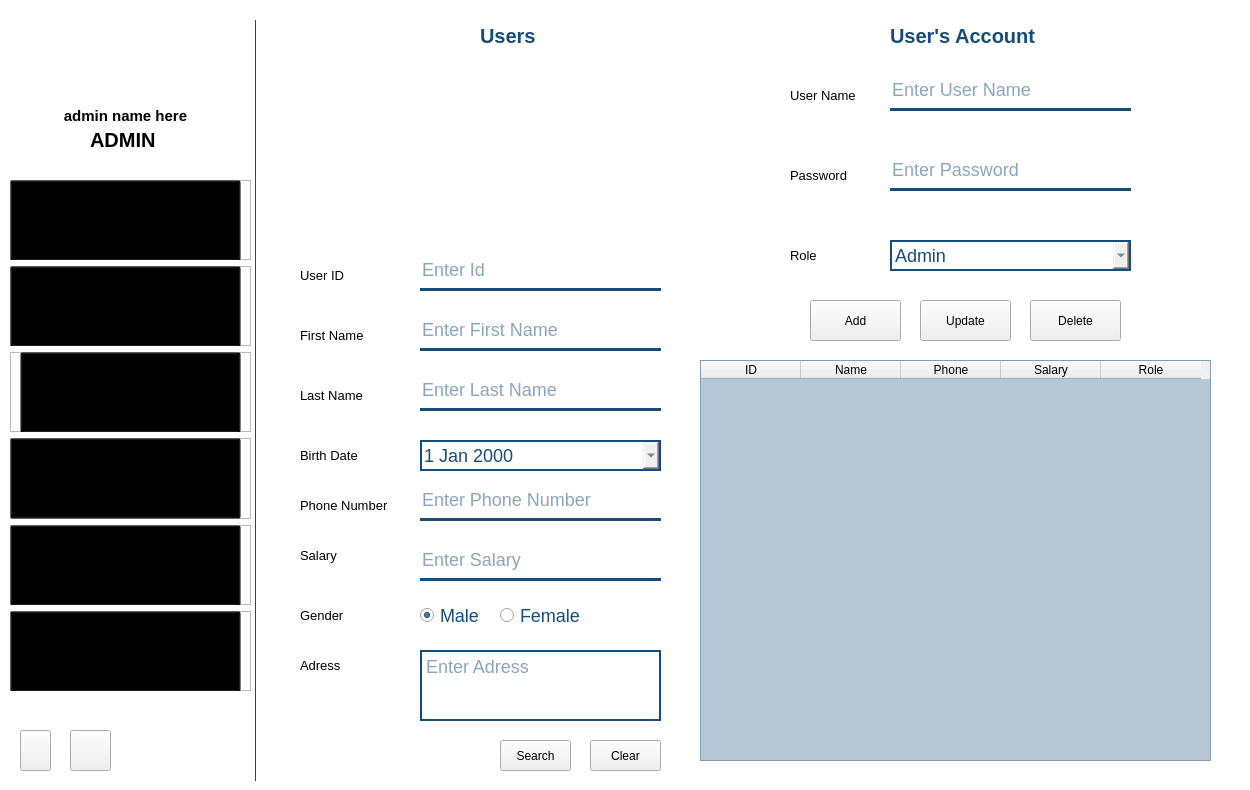
Old version of the form gui/admin.ui in the repository Maher-Majdoub/supermarket_management_system.
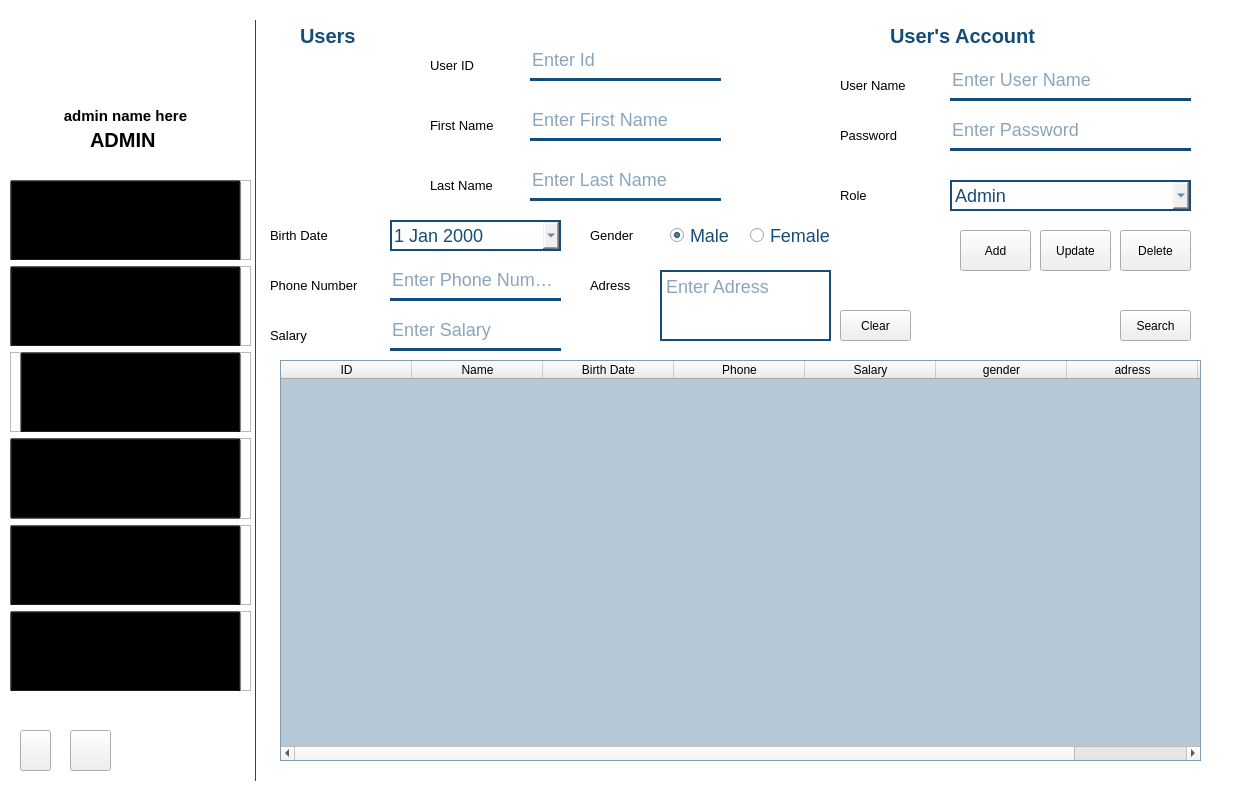
New version of the form. The open tabs and pages were chosen to show the change. Icons and pictures are not drawn.

Commit message: modified admin form

The edit to the form file:
```diff
--- a/gui/admin.ui
+++ b/gui/admin.ui
@@ -932,8 +932,8 @@
     <widget class="QLabel" name="label_31">
      <property name="geometry">
       <rect>
-       <x>40</x>
-       <y>240</y>
+       <x>170</x>
+       <y>30</y>
        <width>111</width>
        <height>31</height>
       </rect>
@@ -950,9 +950,9 @@
     <widget class="QLineEdit" name="users_id">
      <property name="geometry">
       <rect>
-       <x>160</x>
-       <y>230</y>
-       <width>241</width>
+       <x>270</x>
+       <y>20</y>
+       <width>191</width>
        <height>41</height>
       </rect>
      </property>
@@ -972,8 +972,8 @@
     <widget class="QLabel" name="label_32">
      <property name="geometry">
       <rect>
-       <x>40</x>
-       <y>300</y>
+       <x>170</x>
+       <y>90</y>
        <width>91</width>
        <height>31</height>
       </rect>
@@ -990,8 +990,8 @@
     <widget class="QLabel" name="label_33">
      <property name="geometry">
       <rect>
-       <x>40</x>
-       <y>360</y>
+       <x>170</x>
+       <y>150</y>
        <width>91</width>
        <height>31</height>
       </rect>
@@ -1008,9 +1008,9 @@
     <widget class="QDateEdit" name="users_birth_date">
      <property name="geometry">
       <rect>
-       <x>160</x>
-       <y>420</y>
-       <width>241</width>
+       <x>130</x>
+       <y>200</y>
+       <width>171</width>
        <height>31</height>
       </rect>
      </property>
@@ -1032,9 +1032,9 @@
     <widget class="QLineEdit" name="users_first_name">
      <property name="geometry">
       <rect>
-       <x>160</x>
-       <y>290</y>
-       <width>241</width>
+       <x>270</x>
+       <y>80</y>
+       <width>191</width>
        <height>41</height>
       </rect>
      </property>
@@ -1054,9 +1054,9 @@
     <widget class="QLineEdit" name="users_last_name">
      <property name="geometry">
       <rect>
-       <x>160</x>
-       <y>350</y>
-       <width>241</width>
+       <x>270</x>
+       <y>140</y>
+       <width>191</width>
        <height>41</height>
       </rect>
      </property>
@@ -1076,8 +1076,8 @@
     <widget class="QLabel" name="label_34">
      <property name="geometry">
       <rect>
-       <x>40</x>
-       <y>420</y>
+       <x>10</x>
+       <y>200</y>
        <width>91</width>
        <height>31</height>
       </rect>
@@ -1094,8 +1094,8 @@
     <widget class="QLabel" name="label_35">
      <property name="geometry">
       <rect>
-       <x>40</x>
-       <y>580</y>
+       <x>330</x>
+       <y>200</y>
        <width>61</width>
        <height>31</height>
       </rect>
@@ -1112,8 +1112,8 @@
     <widget class="QRadioButton" name="users_male">
      <property name="geometry">
       <rect>
-       <x>160</x>
-       <y>580</y>
+       <x>410</x>
+       <y>200</y>
        <width>71</width>
        <height>31</height>
       </rect>
@@ -1132,8 +1132,8 @@
     <widget class="QRadioButton" name="users_female">
      <property name="geometry">
       <rect>
-       <x>240</x>
-       <y>580</y>
+       <x>490</x>
+       <y>200</y>
        <width>81</width>
        <height>31</height>
       </rect>
@@ -1168,8 +1168,8 @@
     <widget class="QLabel" name="label_37">
      <property name="geometry">
       <rect>
-       <x>530</x>
-       <y>60</y>
+       <x>580</x>
+       <y>50</y>
        <width>91</width>
        <height>31</height>
       </rect>
@@ -1186,8 +1186,8 @@
     <widget class="QLineEdit" name="users_user_name">
      <property name="geometry">
       <rect>
-       <x>630</x>
-       <y>50</y>
+       <x>690</x>
+       <y>40</y>
        <width>241</width>
        <height>41</height>
       </rect>
@@ -1208,8 +1208,8 @@
     <widget class="QLabel" name="label_38">
      <property name="geometry">
       <rect>
-       <x>530</x>
-       <y>140</y>
+       <x>580</x>
+       <y>100</y>
        <width>91</width>
        <height>31</height>
       </rect>
@@ -1226,8 +1226,8 @@
     <widget class="QLineEdit" name="users_password">
      <property name="geometry">
       <rect>
-       <x>630</x>
-       <y>130</y>
+       <x>690</x>
+       <y>90</y>
        <width>241</width>
        <height>41</height>
       </rect>
@@ -1248,8 +1248,8 @@
     <widget class="QLabel" name="label_39">
      <property name="geometry">
       <rect>
-       <x>530</x>
-       <y>220</y>
+       <x>580</x>
+       <y>160</y>
        <width>51</width>
        <height>31</height>
       </rect>
@@ -1266,8 +1266,8 @@
     <widget class="QComboBox" name="users_role">
      <property name="geometry">
       <rect>
-       <x>630</x>
-       <y>220</y>
+       <x>690</x>
+       <y>160</y>
        <width>241</width>
        <height>31</height>
       </rect>
@@ -1291,8 +1291,8 @@
     <widget class="QLabel" name="label_40">
      <property name="geometry">
       <rect>
-       <x>40</x>
-       <y>470</y>
+       <x>10</x>
+       <y>250</y>
        <width>111</width>
        <height>31</height>
       </rect>
@@ -1309,9 +1309,9 @@
     <widget class="QLineEdit" name="users_phone_number">
      <property name="geometry">
       <rect>
-       <x>160</x>
-       <y>460</y>
-       <width>241</width>
+       <x>130</x>
+       <y>240</y>
+       <width>171</width>
        <height>41</height>
       </rect>
      </property>
@@ -1331,8 +1331,8 @@
     <widget class="QLabel" name="label_41">
      <property name="geometry">
       <rect>
-       <x>40</x>
-       <y>520</y>
+       <x>10</x>
+       <y>300</y>
        <width>81</width>
        <height>31</height>
       </rect>
@@ -1349,9 +1349,9 @@
     <widget class="QLineEdit" name="users_salary">
      <property name="geometry">
       <rect>
-       <x>160</x>
-       <y>520</y>
-       <width>241</width>
+       <x>130</x>
+       <y>290</y>
+       <width>171</width>
        <height>41</height>
       </rect>
      </property>
@@ -1371,8 +1371,8 @@
     <widget class="QLabel" name="label_42">
      <property name="geometry">
       <rect>
-       <x>40</x>
-       <y>630</y>
+       <x>330</x>
+       <y>250</y>
        <width>61</width>
        <height>31</height>
       </rect>
@@ -1389,9 +1389,9 @@
     <widget class="QTextEdit" name="users_adress">
      <property name="geometry">
       <rect>
-       <x>160</x>
-       <y>630</y>
-       <width>241</width>
+       <x>400</x>
+       <y>250</y>
+       <width>171</width>
        <height>71</height>
       </rect>
      </property>
@@ -1410,7 +1410,7 @@
     <widget class="QLabel" name="label_21">
      <property name="geometry">
       <rect>
-       <x>180</x>
+       <x>10</x>
        <y>50</y>
        <width>141</width>
        <height>131</height>
@@ -1429,7 +1429,7 @@
     <widget class="QLabel" name="label_43">
      <property name="geometry">
       <rect>
-       <x>220</x>
+       <x>40</x>
        <y>0</y>
        <width>61</width>
        <height>31</height>
@@ -1448,9 +1448,9 @@
     <widget class="QPushButton" name="users_add_btn">
      <property name="geometry">
       <rect>
-       <x>550</x>
-       <y>280</y>
-       <width>91</width>
+       <x>700</x>
+       <y>210</y>
+       <width>71</width>
        <height>41</height>
       </rect>
      </property>
@@ -1467,9 +1467,9 @@
     <widget class="QPushButton" name="users_update_btn">
      <property name="geometry">
       <rect>
-       <x>660</x>
-       <y>280</y>
-       <width>91</width>
+       <x>780</x>
+       <y>210</y>
+       <width>71</width>
        <height>41</height>
       </rect>
      </property>
@@ -1486,9 +1486,9 @@
     <widget class="QPushButton" name="users_delete_btn">
      <property name="geometry">
       <rect>
-       <x>770</x>
-       <y>280</y>
-       <width>91</width>
+       <x>860</x>
+       <y>210</y>
+       <width>71</width>
        <height>41</height>
       </rect>
      </property>
@@ -1505,8 +1505,8 @@
     <widget class="QPushButton" name="users_clear_btn">
      <property name="geometry">
       <rect>
-       <x>330</x>
-       <y>720</y>
+       <x>580</x>
+       <y>290</y>
        <width>71</width>
        <height>31</height>
       </rect>
@@ -1524,8 +1524,8 @@
     <widget class="QPushButton" name="users_search_btn">
      <property name="geometry">
       <rect>
-       <x>240</x>
-       <y>720</y>
+       <x>860</x>
+       <y>290</y>
        <width>71</width>
        <height>31</height>
       </rect>
@@ -1543,9 +1543,9 @@
     <widget class="QTableWidget" name="tableWidget_3">
      <property name="geometry">
       <rect>
-       <x>440</x>
+       <x>20</x>
        <y>340</y>
-       <width>511</width>
+       <width>921</width>
        <height>401</height>
       </rect>
      </property>
@@ -1557,10 +1557,28 @@
      </property>
      <property name="maximumSize">
       <size>
-       <width>511</width>
-       <height>401</height>
+       <width>999999</width>
+       <height>999999</height>
       </size>
      </property>
+     <attribute name="horizontalHeaderDefaultSectionSize">
+      <number>131</number>
+     </attribute>
+     <attribute name="horizontalHeaderMinimumSectionSize">
+      <number>131</number>
+     </attribute>
+     <attribute name="verticalHeaderVisible">
+      <bool>false</bool>
+     </attribute>
+     <attribute name="verticalHeaderDefaultSectionSize">
+      <number>37</number>
+     </attribute>
+     <attribute name="verticalHeaderMinimumSectionSize">
+      <number>51</number>
+     </attribute>
+     <attribute name="verticalHeaderStretchLastSection">
+      <bool>false</bool>
+     </attribute>
      <column>
       <property name="text">
        <string>ID</string>
@@ -1576,6 +1594,11 @@
        <string>Name</string>
       </property>
      </column>
+     <column>
+      <property name="text">
+       <string>Birth Date</string>
+      </property>
+     </column>
      <column>
       <property name="text">
        <string>Phone</string>
@@ -1586,6 +1609,16 @@
        <string>Salary</string>
       </property>
      </column>
+     <column>
+      <property name="text">
+       <string>gender</string>
+      </property>
+     </column>
+     <column>
+      <property name="text">
+       <string>adress</string>
+      </property>
+     </column>
      <column>
       <property name="text">
        <string>Role</string>
```
Left out of the diff: 6 changed lines with no effect on the pictures. The commit also changes 3 other files.
